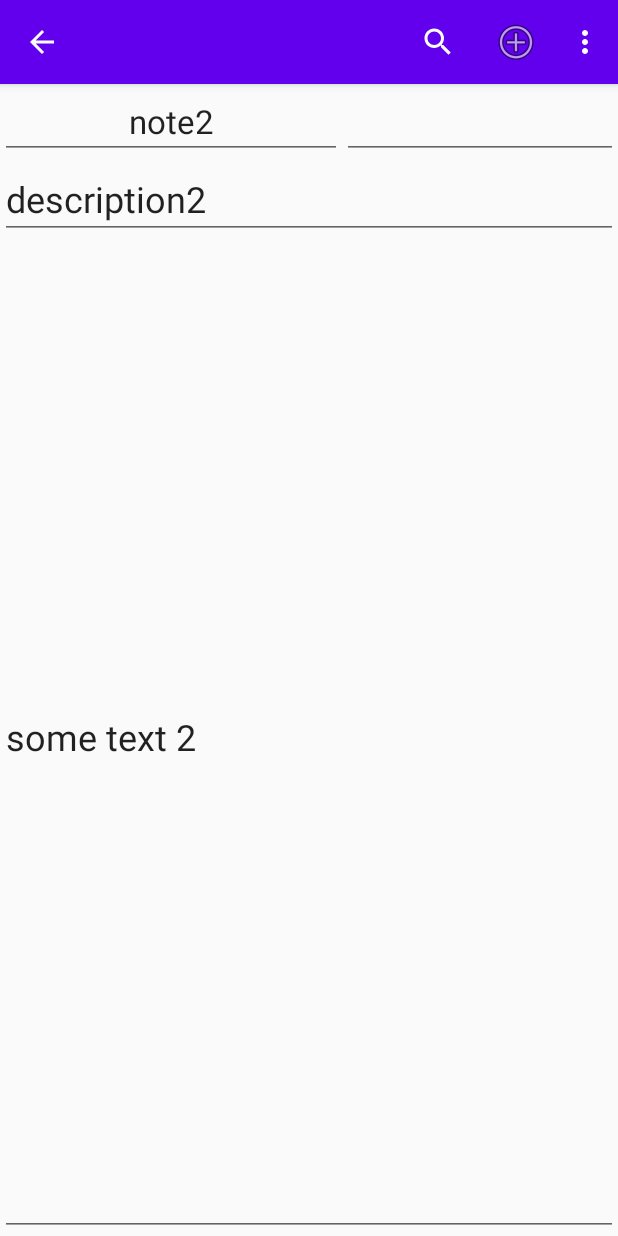
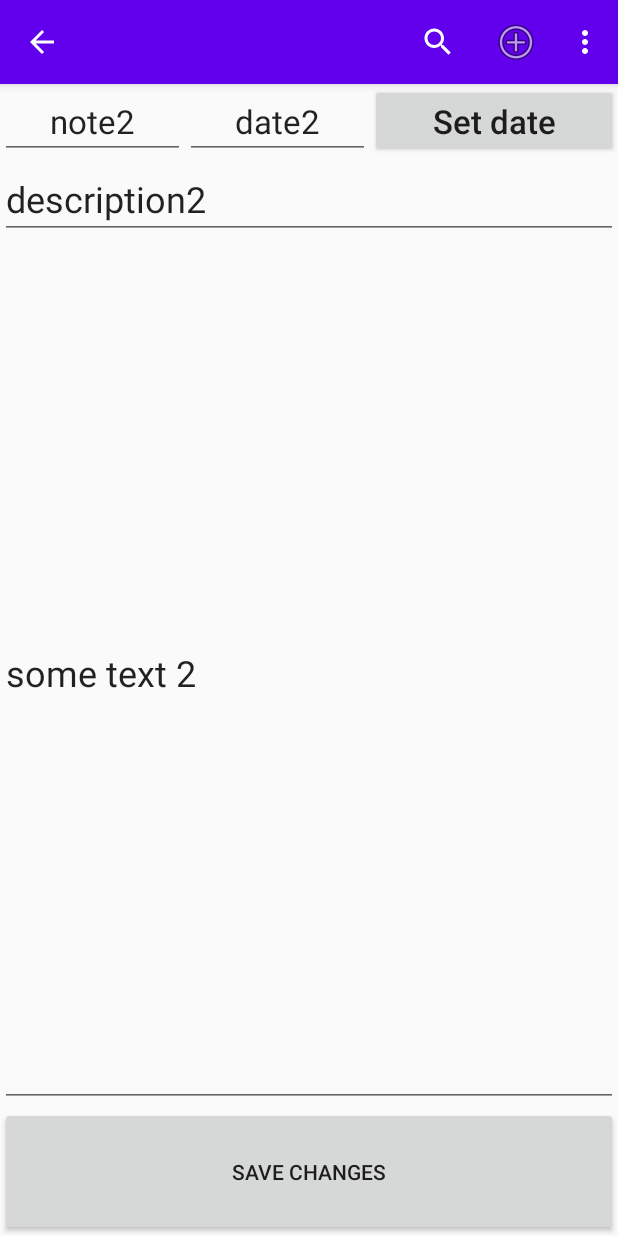
Before and after one commit to cycjiuk8704/GB_HW_NotesApp, an Android app: the screen it shows after launch (MainActivity), after a tap on "note2", on a phone screen of 412 x 824 dp. Run offline under Robolectric (Android 15) with nearby library versions, the phone set to English and light mode, and no system bars.

Commit message:
Homework 8. Some landscape improvement

```diff
--- a/app/src/main/java/com/example/notesapp/MainActivity.java
+++ b/app/src/main/java/com/example/notesapp/MainActivity.java
@@ -14,6 +14,7 @@ import androidx.appcompat.widget.Toolbar;
 import androidx.core.view.GravityCompat;
 import androidx.drawerlayout.widget.DrawerLayout;
 import androidx.fragment.app.Fragment;
+import androidx.fragment.app.FragmentManager;
 
 import com.example.notesapp.data.NoteDataClass;
 import com.example.notesapp.data.NoteSourceImpl;
@@ -33,12 +34,11 @@ public class MainActivity extends AppCompatActivity implements INavigator {
     @Override
     protected void onCreate(Bundle savedInstanceState) {
         super.onCreate(savedInstanceState);
+        clearBackStack();
         initData();
         setContentView(R.layout.activity_main);
         Toolbar toolbar = initToolbar();
         initDrawer(toolbar);
-
-//        NoteDataClass noteOne = new NoteDataClass("note1", "someNoteDescription1", "date", "there might be your text");
 
         showNotes(noteSource);
 
@@ -95,7 +95,7 @@ public class MainActivity extends AppCompatActivity implements INavigator {
             }
             return false;
         });
-        getSupportFragmentManager().addOnBackStackChangedListener(() -> toggle.setDrawerIndicatorEnabled(!canGoBack()));
+        getSupportFragmentManager().addOnBackStackChangedListener(() -> toggle.setDrawerIndicatorEnabled(!canGoBack() || !isPortrait()));
         toggle.setToolbarNavigationClickListener(v -> {
                     if (canGoBack()) {
                         getSupportFragmentManager().popBackStack();
@@ -112,7 +112,7 @@ public class MainActivity extends AppCompatActivity implements INavigator {
 
     @Override
     public void onBackPressed() {
-        if (!canGoBack()) {
+        if (!canGoBack() && isPortrait()) {
             finish();
         } else {
             super.onBackPressed();
@@ -182,4 +182,12 @@ public class MainActivity extends AppCompatActivity implements INavigator {
         noteSource = new NoteSourceImpl(noteData);
     }
 
+    private void clearBackStack() {
+        FragmentManager manager = getSupportFragmentManager();
+        if (manager.getBackStackEntryCount() > 0) {
+            FragmentManager.BackStackEntry first = manager.getBackStackEntryAt(0);
+            manager.popBackStack(first.getId(), FragmentManager.POP_BACK_STACK_INCLUSIVE);
+        }
+    }
+
 }
--- a/app/src/main/java/com/example/notesapp/ui/NoteTextFragment.java
+++ b/app/src/main/java/com/example/notesapp/ui/NoteTextFragment.java
@@ -33,12 +33,14 @@ public class NoteTextFragment extends BaseFragment {
         }
 
         View v = inflater.inflate(R.layout.fragment_note_text, null);
-        TextView nameTV = v.findViewById(R.id.noteName);
+        TextView nameTV = v.findViewById(R.id.noteDetailName);
         TextView textTV = v.findViewById(R.id.noteText);
         TextView descriptionTV = v.findViewById(R.id.noteDetailDescription);
+        TextView dateTV = v.findViewById(R.id.noteDetailDate);
         nameTV.setText(noteDataClass.getName());
         textTV.setText(noteDataClass.getNoteText());
         descriptionTV.setText(noteDataClass.getDescription());
+        dateTV.setText(noteDataClass.getDateOfCreation());
 
         return v;
     }
--- a/app/src/main/res/layout/fragment_note_text.xml
+++ b/app/src/main/res/layout/fragment_note_text.xml
@@ -12,7 +12,7 @@
         android:orientation="horizontal">
 
         <EditText
-            android:id="@+id/noteName"
+            android:id="@+id/noteDetailName"
             style="@style/noteCapeStyle"
             android:layout_weight="1"
             android:layout_width="wrap_content"
@@ -21,13 +21,24 @@
             android:text="" />
 
         <EditText
-            android:id="@+id/noteDate"
+            android:id="@+id/noteDetailDate"
             style="@style/noteCapeStyle"
             android:layout_weight="1"
             android:layout_width="wrap_content"
             android:layout_height="wrap_content"
             android:layout_marginTop="?attr/actionBarSize"
             android:text="" />
+
+        <Button
+            android:id="@+id/button2"
+            style="@style/noteCapeStyle"
+            android:textAllCaps="false"
+            android:layout_width="wrap_content"
+            android:layout_height="wrap_content"
+            android:layout_weight="1"
+            android:layout_marginTop="?attr/actionBarSize"
+            android:text="@string/set_date" />
+
     </LinearLayout>
 
     <EditText
@@ -41,7 +52,15 @@
         android:id="@+id/noteText"
         android:layout_width="match_parent"
         android:layout_height="match_parent"
+        android:layout_weight="1"
         android:text=""
         android:textSize="@dimen/text_field_text_size" />
 
+    <Button
+        android:id="@+id/buttonSaveDetail"
+        android:layout_width="match_parent"
+        android:layout_height="match_parent"
+        android:layout_weight="3"
+        android:text="@string/save_changes" />
+
 </LinearLayout>
--- a/app/src/main/res/values/strings.xml
+++ b/app/src/main/res/values/strings.xml
@@ -13,4 +13,6 @@
     <string name="drawer_username">UserName</string>
     <string name="about">About</string>
     <string name="back">back</string>
+    <string name="save_changes">Save changes</string>
+    <string name="set_date">Set date</string>
 </resources>
```
